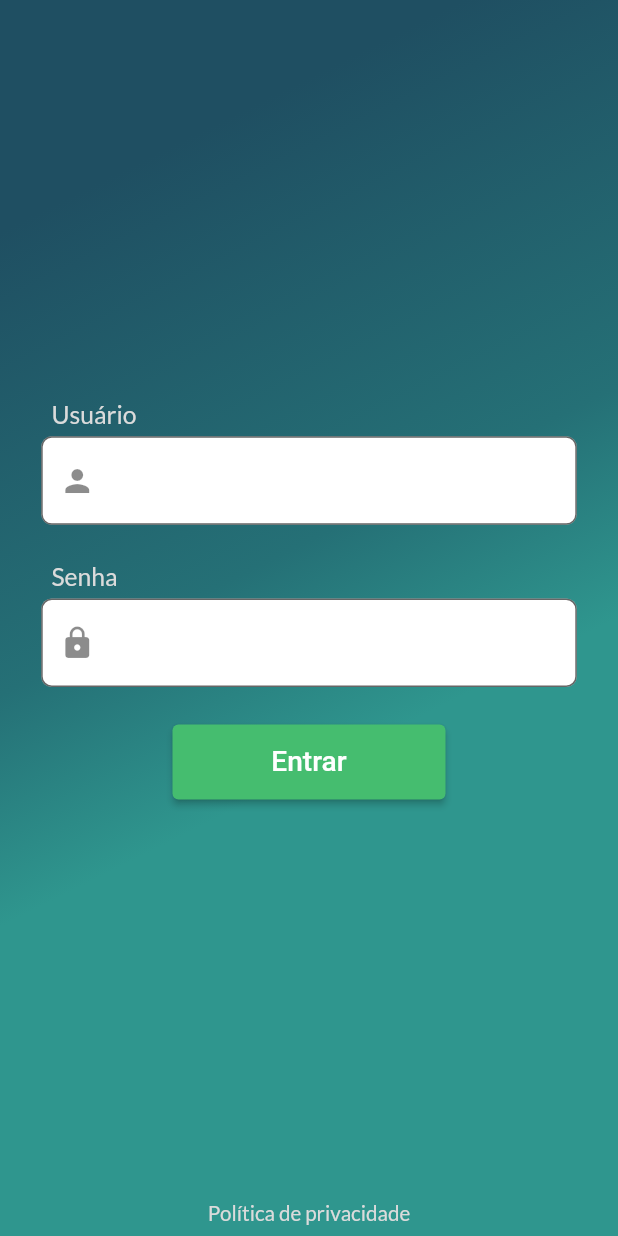
After one commit to RuanEmanuell/testapp, a Flutter app: the screen it shows after launch, on a phone screen of 412 x 824 dp. The commit adds this screen. Run offline on Flutter 3.47's test engine with Material 2 defaults, Android fonts, the phone set to English and light mode, and no system bars; our stand-ins replace flutter_mobx, google_fonts, mobx, shared_preferences; generated files the repository leaves out were written again.

Commit message:
(Versão 1.1) Adicionando widgets customizados para reduzir repetição de código.

```diff
--- /dev/null
+++ b/lib/widgets/gradient.dart
@@ -0,0 +1,25 @@
+import 'package:flutter/material.dart';
+
+class GradientBackground extends StatelessWidget{
+  final Widget child;
+
+  const GradientBackground({super.key, required this.child});
+
+  @override
+  Widget build(BuildContext context){
+    var screenHeight = MediaQuery.of(context).size.height;
+    return Container(
+      height: screenHeight,
+      decoration: const BoxDecoration(
+          gradient: LinearGradient(
+              colors: [
+                Color.fromARGB(255, 31, 79, 98),
+                Color.fromARGB(255, 37, 112, 118),
+                Color.fromARGB(255, 47, 150, 142)
+              ],
+              begin: Alignment.topCenter,
+              stops: [0.1, 0.7, 1])),
+      child: child
+    );
+  }
+}
--- /dev/null
+++ b/lib/widgets/loginfield.dart
@@ -0,0 +1,34 @@
+import 'package:flutter/material.dart';
+
+class LoginField extends StatelessWidget {
+  final TextEditingController textController;
+  final dynamic inputFormatter;
+  final bool obscureText;
+  final IconData icon;
+
+  LoginField({super.key, required this.textController, required this.inputFormatter, required this.obscureText, required this.icon});
+  @override
+  Widget build(BuildContext context) {
+    var screenHeight = MediaQuery.of(context).size.height;
+    var screenWidth = MediaQuery.of(context).size.width;
+    return Container(
+             margin: EdgeInsets.only(
+              left: screenWidth / 15,
+              right: screenWidth / 15,
+              bottom: screenHeight / 33),
+              child: TextFormField(
+                       controller: textController,
+                       maxLength: 20,
+                          obscureText: obscureText,
+                          inputFormatters: [
+                            inputFormatter
+                          ],
+                          decoration: InputDecoration(
+                              counterText: "",
+                              filled: true,
+                              fillColor: Colors.white,
+                              border: OutlineInputBorder(
+                                  borderRadius: BorderRadius.circular(7)),
+                              prefixIcon: Icon(icon))));
+  }
+}
--- /dev/null
+++ b/lib/widgets/loginlabel.dart
@@ -0,0 +1,26 @@
+import 'package:flutter/material.dart';
+import 'package:google_fonts/google_fonts.dart';
+
+class LoginLabel extends StatelessWidget {
+  final String text;
+
+  const LoginLabel({super.key, required this.text});
+
+  @override
+  Widget build(BuildContext context) {
+    var screenHeight = MediaQuery.of(context).size.height;
+    var screenWidth = MediaQuery.of(context).size.width;
+    return Container(
+      margin:
+          EdgeInsets.only(left: screenWidth / 12, bottom: screenHeight / 200),
+      child: Align(
+        alignment: Alignment.centerLeft,
+        child: Text(text,
+            style: GoogleFonts.lato(
+                textStyle: TextStyle(
+                    color: const Color.fromARGB(255, 219, 219, 219),
+                    fontSize: screenWidth / 25))),
+      ),
+    );
+  }
+}
--- /dev/null
+++ b/lib/widgets/privacy.dart
@@ -0,0 +1,25 @@
+import 'package:flutter/material.dart';
+import 'package:google_fonts/google_fonts.dart';
+import 'package:url_launcher/url_launcher.dart';
+
+class PrivacyPolicy extends StatelessWidget {
+  @override
+  Widget build(BuildContext context) {
+    var screenHeight = MediaQuery.of(context).size.height;
+    var screenWidth = MediaQuery.of(context).size.width;
+    return InkWell(
+        onTap: () async {
+          Uri url = Uri.parse('https://www.google.com.br/');
+          if (await canLaunchUrl(url)) {
+            await launchUrl(url);
+          }
+        },
+        child: Container(
+            margin: EdgeInsets.only(bottom: screenHeight / 100),
+            child: Text('Política de privacidade',
+                style: GoogleFonts.lato(
+                    textStyle: const TextStyle(
+                        color: Color.fromARGB(255, 219, 219, 219)),
+                    fontSize: screenWidth / 30))));
+  }
+}
```
Also changed, not shown: build.yaml (added, +10 -0 lines), lib/info.dart (+22 -45 lines), lib/main.dart (+20 -84 lines).
